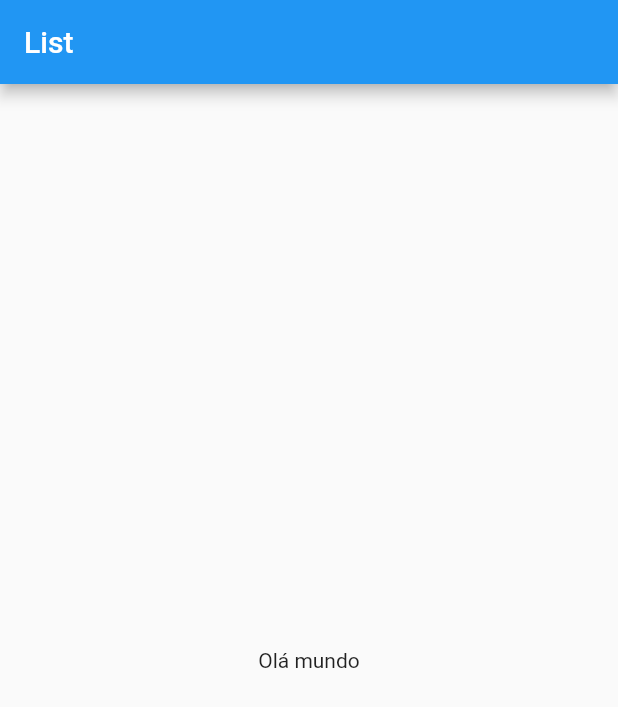
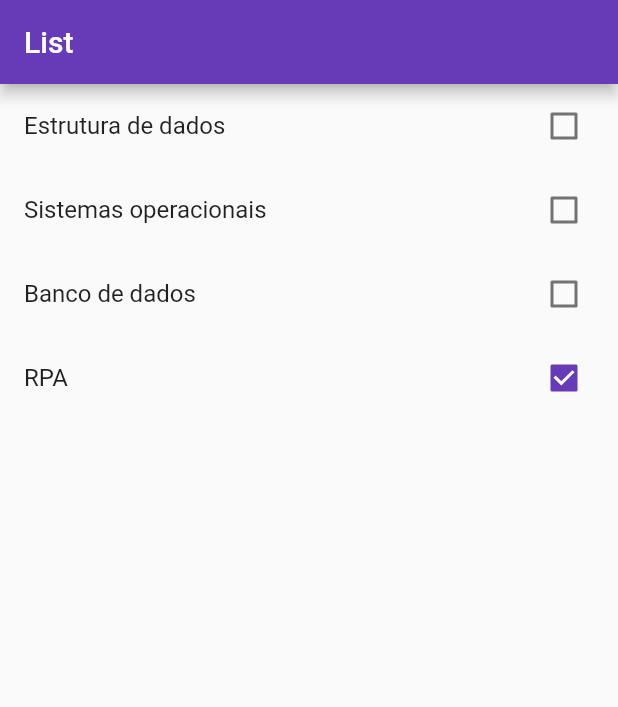
Before and after one commit to LordRadamanthys/FirstAppInFlutter, a Flutter app: the screen it shows after launch, on a phone screen of 412 x 824 dp. Shown: the top 707 px of the screen. Run offline on Flutter 3.47's test engine with Material 2 defaults, Android fonts, the phone set to English and light mode, and no system bars.

```diff
--- a/todo/lib/main.dart
+++ b/todo/lib/main.dart
@@ -1,4 +1,6 @@
 import 'package:flutter/material.dart';
+
+import 'models/item.dart';
 
 void main() => runApp(MyApp());
 
@@ -10,28 +12,49 @@ class MyApp extends StatelessWidget {
       title: 'Flutter Demo',
       debugShowCheckedModeBanner: false,
       theme: ThemeData(
-        primarySwatch: Colors.deepPurpleAccent[300],
+        primarySwatch: Colors.deepPurple,
       ),
-      home: MyHomePage(),
+      home: HomePage(),
     );
   }
 }
 
-class MyHomePage extends StatefulWidget {
+class HomePage extends StatefulWidget {
+  var items = new List<Item>();
+  HomePage() {
+    items = [];
+    items.add(Item(title: "Estrutura de dados", done: false));
+    items.add(Item(title: "Sistemas operacionais", done: false));
+    items.add(Item(title: "Banco de dados", done: false));
+    items.add(Item(title: "RPA", done: true));
+  }
+
   @override
-  _MyHomePageState createState() => _MyHomePageState();
+  _HomePageState createState() => _HomePageState();
 }
 
-class _MyHomePageState extends State<MyHomePage> {
+class _HomePageState extends State<HomePage> {
   @override
   Widget build(BuildContext context) {
     return Scaffold(
         appBar: AppBar(
           title: Text("List"),
         ),
-        body: Container(
-            child: Center(
-          child: Text("Olá mundo"),
-        )));
+        body: ListView.builder(
+          itemCount: widget.items.length,
+          itemBuilder: (BuildContext context, int index) {
+            final item = widget.items[index];
+            return CheckboxListTile(
+              title: Text(item.title),
+              key: Key(item.title),
+              value: item.done,
+              onChanged: (value){
+                setState(() {
+                  item.done = value;
+                });
+              },
+            );
+          },
+        ));
   }
 }
--- a/todo/lib/models/item.dart
+++ b/todo/lib/models/item.dart
@@ -0,0 +1,19 @@
+
+class Item {
+  String title;
+  bool done;
+
+  Item({this.title,this.done});
+
+  Item.fromJson(Map<String, dynamic> json){
+    title = json["title"];
+    done = json["done"];
+  }
+
+  Map<String, dynamic> toJson(){
+    final Map<String, dynamic> data = new Map<String, dynamic>();
+    data['title'] = this.title;
+    data['done'] = this.done;
+    return data;
+  }
+}
```
